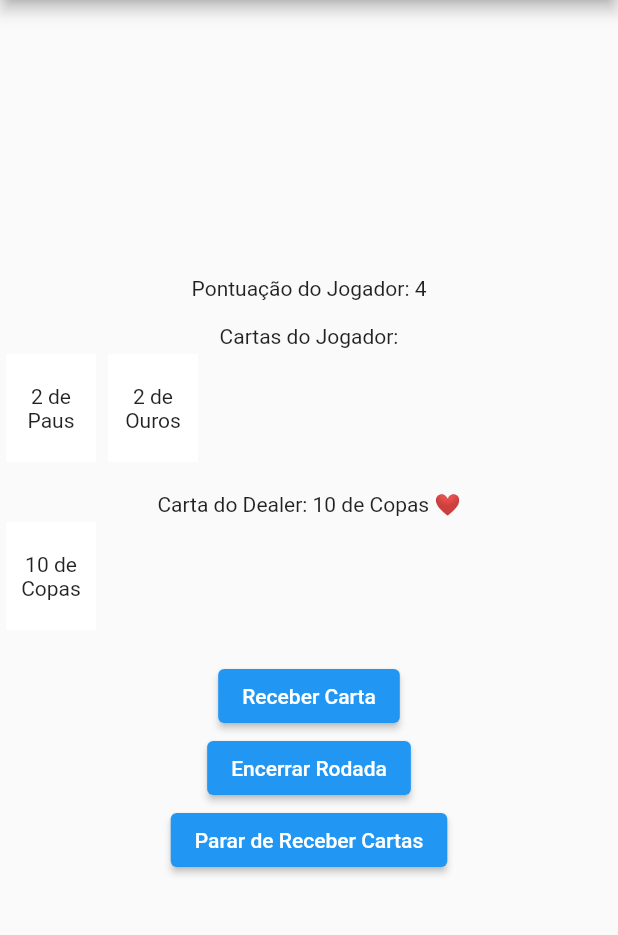
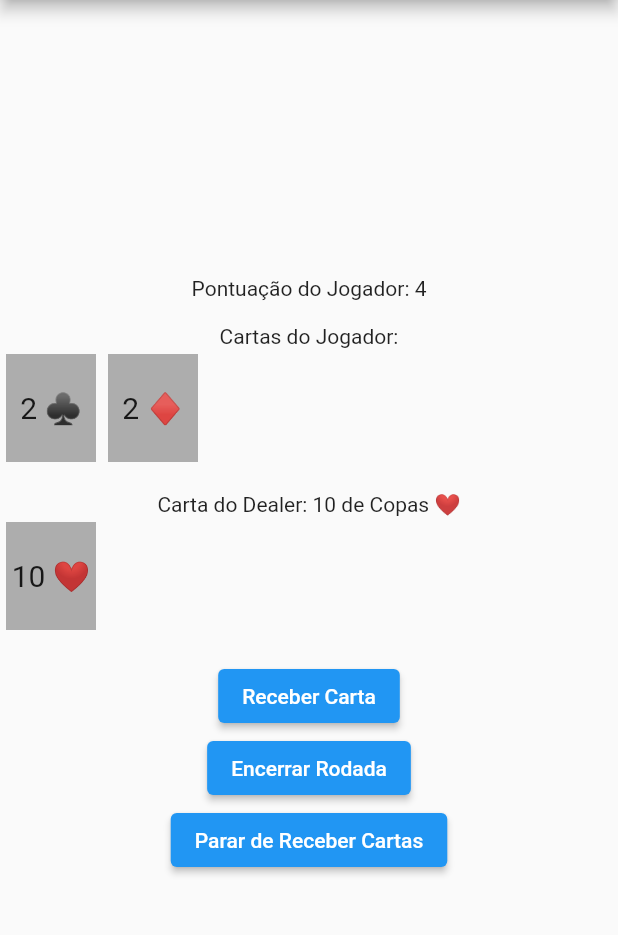
Before and after one commit to Eduardo-Alves-de-Sousa/Black_Jack, a Flutter app: the screen it shows after launch, after a tap on "Jogar", on a phone screen of 412 x 824 dp, the part 84-1019 px from its top. Run offline on Flutter 3.47's test engine with Material 2 defaults, Android fonts, the phone set to English and light mode, and no system bars.

Commit message:
Adicionando: Modificações na  main.

```diff
--- a/jogo/lib/main.dart
+++ b/jogo/lib/main.dart
@@ -1,7 +1,5 @@
 import 'package:flutter/material.dart';
-import 'package:jogo/models/jogador.dart';
-import 'package:jogo/models/baralho.dart';
-import 'package:jogo/models/cartas.dart';
+import 'package:jogo/Jogo.dart';
 
 void main() {
   runApp(const MyApp());
@@ -45,194 +43,3 @@ class HomeScreen extends StatelessWidget {
     );
   }
 }
-
-class JogoBlackjack extends StatefulWidget {
-  const JogoBlackjack({super.key});
-
-  @override
-  _JogoBlackjackState createState() => _JogoBlackjackState();
-}
-
-class _JogoBlackjackState extends State<JogoBlackjack> {
-  late Baralho baralho;
-  late Jogador jogador;
-  late Jogador dealer;
-
-  @override
-  void initState() {
-    super.initState();
-    iniciarJogo();
-  }
-
-  void iniciarJogo() {
-    baralho = Baralho();
-    baralho.embaralhar();
-
-    jogador = Jogador(nome: 'Jogador', mao: [], carteira: 1000, aposta: 0);
-    dealer = Jogador(nome: 'Dealer', mao: [], carteira: 0, aposta: 0);
-
-    // Distribuir cartas iniciais
-    jogador.receberCarta(baralho.pegarCarta());
-    dealer.receberCarta(baralho.pegarCarta());
-    jogador.receberCarta(baralho.pegarCarta());
-    dealer.receberCarta(baralho.pegarCarta());
-  }
-
-  @override
-  Widget build(BuildContext context) {
-    return Scaffold(
-      appBar: AppBar(
-        title: const Text('Blackjack - Jogo'),
-      ),
-      body: Center(
-        child: Column(
-          mainAxisAlignment: MainAxisAlignment.center,
-          children: <Widget>[
-            Text('Pontuação do Jogador: ${jogador.obterPontuacao()}'),
-            const SizedBox(height: 16),
-            const Text('Cartas do Jogador:'),
-            SizedBox(
-              height: 80,
-              child: ListView.builder(
-                scrollDirection: Axis.horizontal,
-                itemCount: jogador.mao.length,
-                itemBuilder: (context, index) {
-                  return CartaWidget(jogador.mao[index]);
-                },
-              ),
-            ),
-            const SizedBox(height: 16),
-            Text('Carta do Dealer: ${dealer.mao.isEmpty ? "" : dealer.mao[0]}'),
-            SizedBox(
-              height: 80,
-              child: ListView.builder(
-                scrollDirection: Axis.horizontal,
-                itemCount: dealer.mao.isEmpty ? 0 : 1,
-                itemBuilder: (context, index) {
-                  return CartaWidget(dealer.mao[index]);
-                },
-              ),
-            ),
-            const SizedBox(height: 16),
-            ElevatedButton(
-              onPressed: () {
-                setState(() {
-                  jogadorReceberCarta();
-                });
-              },
-              child: const Text('Receber Carta'),
-            ),
-            ElevatedButton(
-              onPressed: () {
-                setState(() {
-                  encerrarRodada();
-                });
-              },
-              child: const Text('Encerrar Rodada'),
-            ),
-            if (jogador.obterPontuacao() == 21)
-              ElevatedButton(
-                onPressed: () {
-                  setState(() {
-                    encerrarRodada();
-                  });
-                },
-                child: const Text('Jogador Vence (21 pontos)'),
-              ),
-            if (jogador.obterPontuacao() < 21)
-              ElevatedButton(
-                onPressed: () {
-                  setState(() {
-                    pararDeReceberCartas();
-                  });
-                },
-                child: const Text('Parar de Receber Cartas'),
-              ),
-          ],
-        ),
-      ),
-    );
-  }
-
-  void jogadorReceberCarta() {
-    jogador.receberCarta(baralho.pegarCarta());
-
-    // Verificar se o jogador ultrapassou 21 pontos
-    if (jogador.obterPontuacao() > 21) {
-      // Implementar lógica para jogador perder
-      // ignore: avoid_print
-      print('Jogador perdeu!');
-      iniciarJogo();
-    }
-  }
-
-  void pararDeReceberCartas() {
-    // Lógica para o dealer jogar
-    while (dealer.obterPontuacao() < 17) {
-      dealer.receberCarta(baralho.pegarCarta());
-    }
-
-    // Verificar o vencedor
-    int pontuacaoJogador = jogador.obterPontuacao();
-    int pontuacaoDealer = dealer.obterPontuacao();
-
-    if (pontuacaoJogador > 21 ||
-        (pontuacaoDealer <= 21 && pontuacaoDealer >= pontuacaoJogador)) {
-      // Dealer vence
-      // ignore: avoid_print
-      print('Dealer vence!');
-    } else {
-      // Jogador vence
-      // ignore: avoid_print
-      print('Jogador vence!');
-    }
-
-    iniciarJogo();
-  }
-
-  void encerrarRodada() {
-    // Lógica para o dealer jogar
-    while (dealer.obterPontuacao() < 17) {
-      dealer.receberCarta(baralho.pegarCarta());
-    }
-
-    // Verificar o vencedor
-    int pontuacaoJogador = jogador.obterPontuacao();
-    int pontuacaoDealer = dealer.obterPontuacao();
-
-    if (pontuacaoJogador > 21 ||
-        (pontuacaoDealer <= 21 && pontuacaoDealer >= pontuacaoJogador)) {
-      // Dealer vence
-      // ignore: avoid_print
-      print('Dealer vence!');
-    } else {
-      // Jogador vence
-      // ignore: avoid_print
-      print('Jogador vence!');
-    }
-
-    iniciarJogo();
-  }
-}
-
-class CartaWidget extends StatelessWidget {
-  final Cartas carta;
-
-  const CartaWidget(this.carta, {super.key});
-
-  @override
-  Widget build(BuildContext context) {
-    return Container(
-      width: 60,
-      height: 80,
-      margin: const EdgeInsets.all(4),
-      color: Colors.white,
-      child: Center(
-        child: Text(
-          '${carta.rank} de ${carta.suit}',
-          textAlign: TextAlign.center,
-        ),
-      ),
-    );
-  }
-}
```
